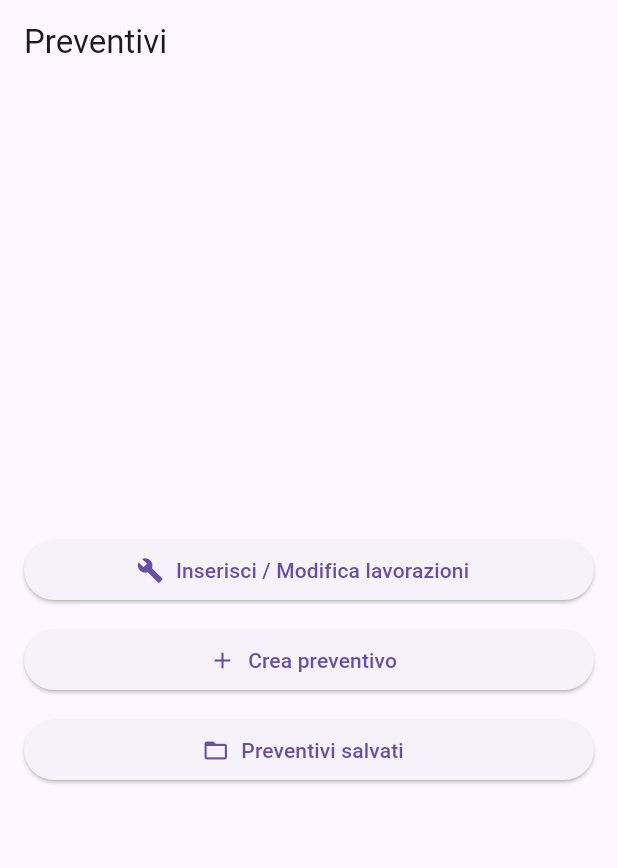
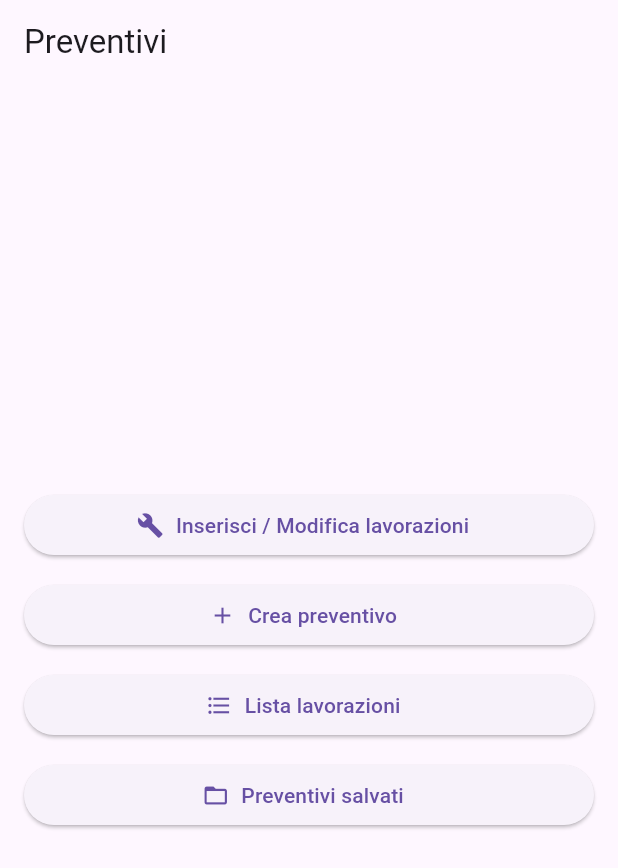
Before and after one commit to lucagallo16983-hub/preventivi, a Flutter app: the screen it shows after launch, on a phone screen of 412 x 824 dp. Shown: the top 868 px of the screen. Run offline on Flutter 3.47's test engine with Material 3 defaults, Android fonts, the phone set to English and light mode, and no system bars; our stand-ins replace cloud_firestore, firebase_core, pdf, printing; accounts and stored records are empty.

Commit message:
Aggiunta lista lavorazioni (home + schermata)

```diff
--- a/lib/main.dart
+++ b/lib/main.dart
@@ -5,6 +5,7 @@ import 'screens/home_screen.dart';
 import 'screens/lavorazioni_screen.dart';
 import 'screens/crea_preventivo_screen.dart';
 import 'screens/preventivi_salvati_screen.dart';
+import 'screens/lista_lavorazioni_screen.dart'; // <-- AGGIUNTO
 
 Future<void> main() async {
   WidgetsFlutterBinding.ensureInitialized();
@@ -24,7 +25,9 @@ class PreventiviApp extends StatelessWidget {
       routes: {
         '/lavorazioni': (_) => const InserisciModificaLavorazioniScreen(),
         '/crea': (_) => const CreaPreventivoScreen(),
-        '/salvati': (_) => const PreventiviSalvatiScreen(), // <— aggiunta
+        '/salvati': (_) => const PreventiviSalvatiScreen(),
+        '/lista_lavorazioni': (_) =>
+            const ListaLavorazioniScreen(), // <-- AGGIUNTA
       },
     );
   }
--- a/lib/screens/home_screen.dart
+++ b/lib/screens/home_screen.dart
@@ -34,7 +34,16 @@ class HomeScreen extends StatelessWidget {
                   ),
                 ),
                 const SizedBox(height: 12),
-                // <<< NUOVO BOTTONE
+                SizedBox(
+                  width: double.infinity,
+                  child: ElevatedButton.icon(
+                    onPressed: () =>
+                        Navigator.pushNamed(context, '/lista_lavorazioni'),
+                    icon: const Icon(Icons.format_list_bulleted),
+                    label: const Text('Lista lavorazioni'),
+                  ),
+                ),
+                const SizedBox(height: 12),
                 SizedBox(
                   width: double.infinity,
                   child: ElevatedButton.icon(
```
Also changed, not shown: lib/screens/lista_lavorazioni_screen.dart (added, +62 -0 lines).
